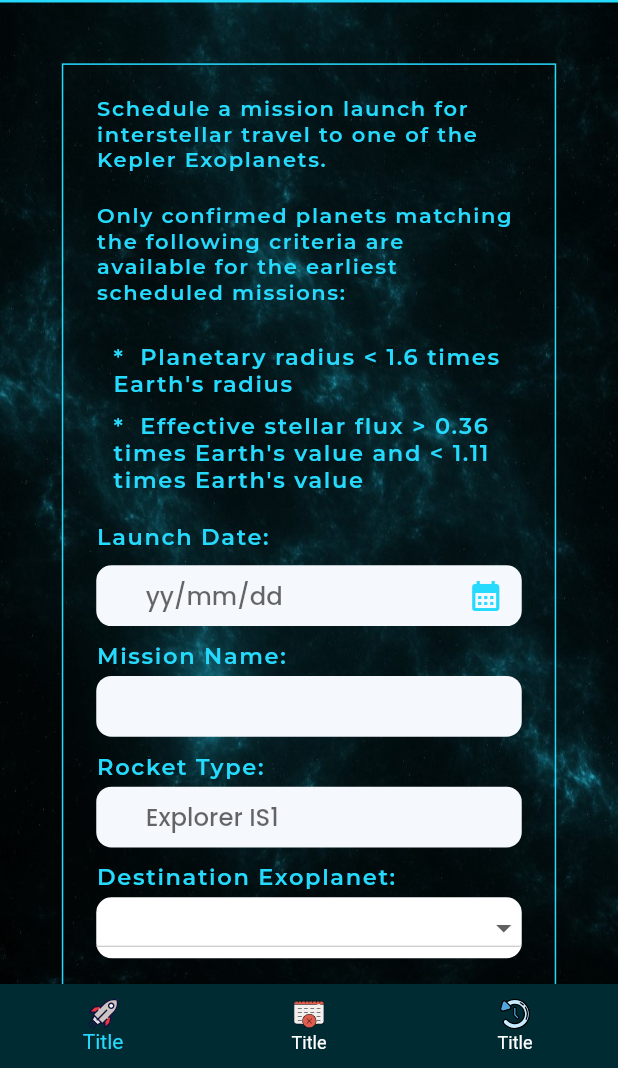
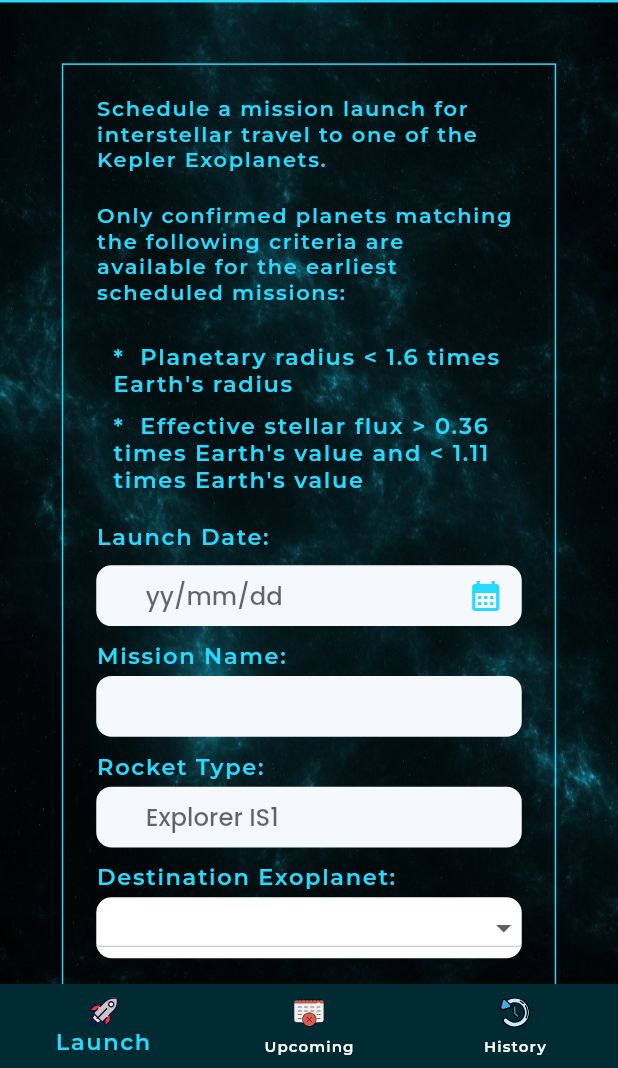
Before and after one commit to DARK-PROGRAMMER-I/NASA_MOBILE_VERSION, a Flutter app: the screen it shows after launch, on a phone screen of 412 x 824 dp, the part 168-1236 px from its top. Run offline on Flutter 3.47's test engine with Material 2 defaults, Android fonts, the phone set to English and light mode, and no system bars; our stand-ins replace flutter_screenutil, flutter_svg, google_fonts.

Commit message:
Drop Down

```diff
--- a/lib/screens/navigation/navigation_screen.dart
+++ b/lib/screens/navigation/navigation_screen.dart
@@ -35,19 +35,33 @@ class NavigationScreen extends StatelessWidget {
             backgroundColor: AppColors.kBackgroudColor,
             unselectedItemColor: AppColors.kWhiteColor,
             selectedItemColor: AppColors.kSecondryColor,
+            selectedLabelStyle: TextStyle(
+              fontSize: 15.sm ,
+              fontFamily: "Montserrat",
+              fontWeight: FontWeight.w600,
+              letterSpacing: 1.w,
+              color: AppColors.kSecondryColor,
+            ),
+            unselectedLabelStyle: TextStyle(
+              fontSize: 10.sm ,
+              fontFamily: "Montserrat",
+              fontWeight: FontWeight.w600,
+              letterSpacing: 1.w,
+              color: AppColors.kWhiteColor,
+            ),
             items: [
               BottomNavigationBarItem(
-                label: "Title",
+                label: "Launch",
                 icon: SvgPicture.asset(
                   "assets/svgs/launch.svg", height: 20.h, width: 20.w,),
               ),
               BottomNavigationBarItem(
-                label: "Title",
+                label: "Upcoming",
                 icon: SvgPicture.asset(
                   "assets/svgs/upcoming.svg", height: 20.h, width: 20.w,),
               ),
               BottomNavigationBarItem(
-                label: "Title",
+                label: "History",
                 icon: SvgPicture.asset(
                   "assets/svgs/history.svg", height: 20.h, width: 20.w,),
               ),
```
